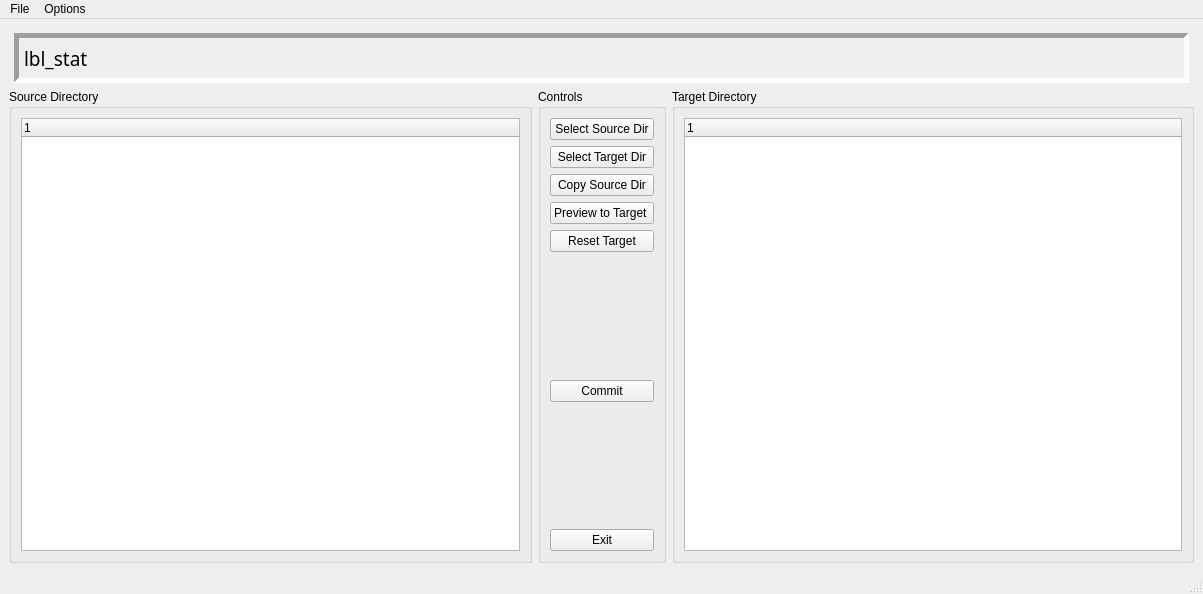
This is src/qt/music_manager.ui in okeefo/music-catalogue as Qt 5 draws it before an edit. The edited form follows.
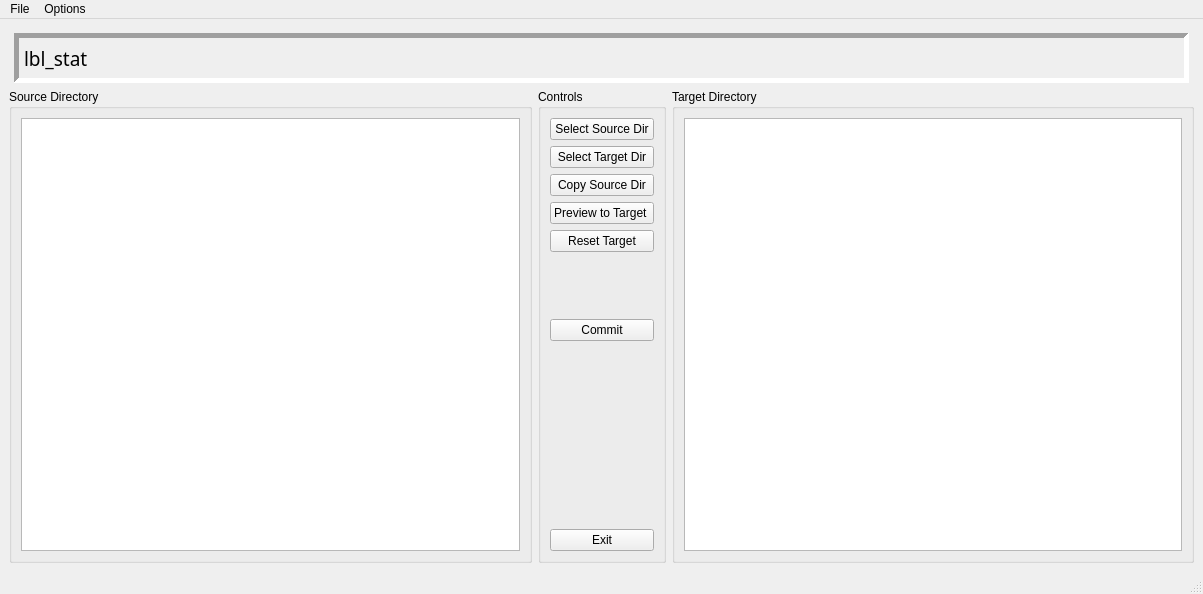
This is the edited form.

Commit message:
experimented with QFileSystemModel()
easy to display the actual file system but can't preview files by adding directories, moving files etc that are not on the filesystem - so says chat gpt

```diff
--- a/src/qt/music_manager.ui
+++ b/src/qt/music_manager.ui
@@ -92,19 +92,7 @@
         </property>
         <layout class="QHBoxLayout" name="horizontalLayout_4">
          <item>
-          <widget class="QTreeWidget" name="tree_source">
-           <property name="maximumSize">
-            <size>
-             <width>16777215</width>
-             <height>892</height>
-            </size>
-           </property>
-           <column>
-            <property name="text">
-             <string notr="true">1</string>
-            </property>
-           </column>
-          </widget>
+          <widget class="QTreeView" name="tree_source"/>
          </item>
         </layout>
        </widget>
@@ -175,6 +163,32 @@
              </property>
             </widget>
            </item>
+           <item>
+            <spacer name="verticalSpacer_4">
+             <property name="orientation">
+              <enum>Qt::Vertical</enum>
+             </property>
+             <property name="sizeHint" stdset="0">
+              <size>
+               <width>20</width>
+               <height>40</height>
+              </size>
+             </property>
+            </spacer>
+           </item>
+           <item>
+            <spacer name="verticalSpacer_3">
+             <property name="orientation">
+              <enum>Qt::Vertical</enum>
+             </property>
+             <property name="sizeHint" stdset="0">
+              <size>
+               <width>20</width>
+               <height>40</height>
+              </size>
+             </property>
+            </spacer>
+           </item>
            <item>
             <spacer name="verticalSpacer">
              <property name="orientation">
@@ -207,13 +221,7 @@
         </property>
         <layout class="QHBoxLayout" name="horizontalLayout_7">
          <item>
-          <widget class="QTreeWidget" name="tree_target">
-           <column>
-            <property name="text">
-             <string notr="true">1</string>
-            </property>
-           </column>
-          </widget>
+          <widget class="QTreeView" name="tree_target"/>
          </item>
         </layout>
        </widget>
```
The commit also changes 1 other file.
